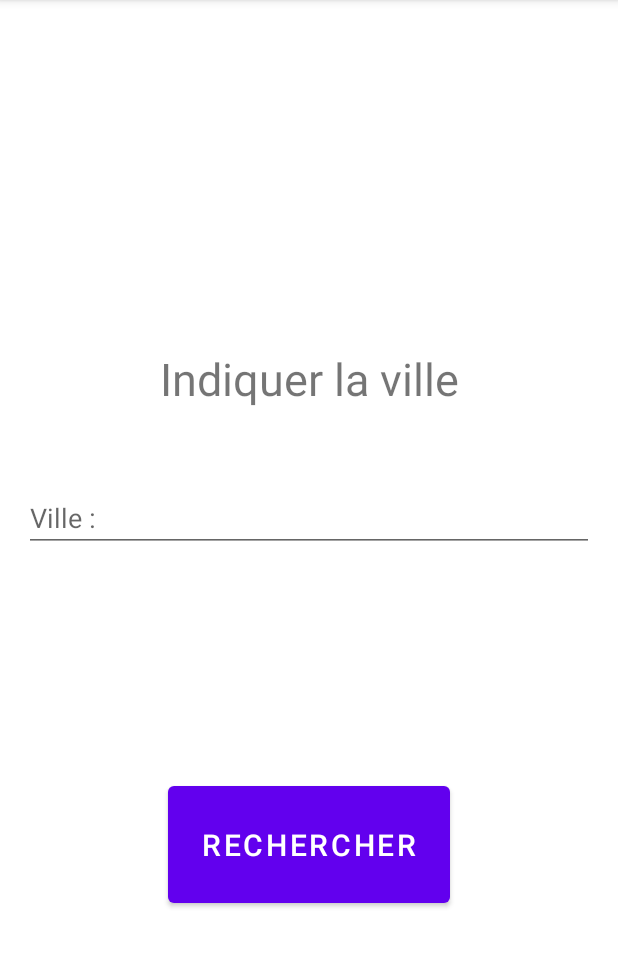
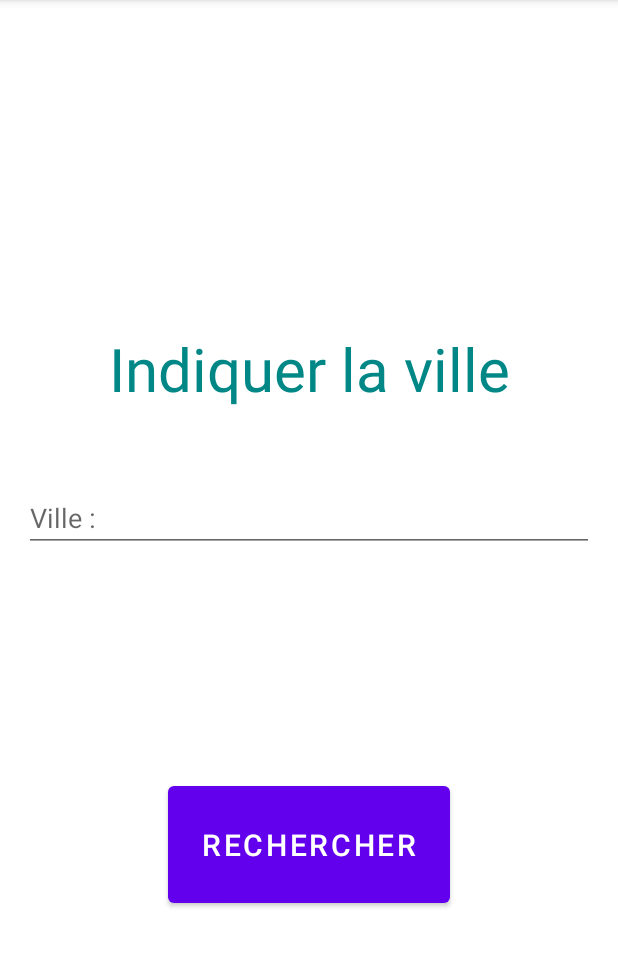
Before and after one commit to Theophile-Yvars/Devise_App, an Android app: the BurreauFragment screen opened through its navigation route, on a phone screen of 412 x 824 dp, the part 84-1051 px from its top. Run offline under Robolectric (Android 15) with nearby library versions, the phone set to English and light mode, and no system bars.

Commit message:
Fragment Bureau, changement de couleur texte

```diff
--- a/app/src/main/res/layout/fragment_burreau.xml
+++ b/app/src/main/res/layout/fragment_burreau.xml
@@ -53,8 +53,9 @@
             android:layout_height="wrap_content"
             android:layout_marginBottom="50dp"
             android:gravity="center"
+            android:textColor="@color/teal_700"
+            android:textSize="40dp"
             android:text="@string/texte_burreau"
-            android:textSize="30dp"
             app:layout_constraintBottom_toTopOf="@+id/inputVille1"
             app:layout_constraintEnd_toEndOf="parent"
             app:layout_constraintStart_toStartOf="parent" />
```
Also changed, not shown: 1 other file.
